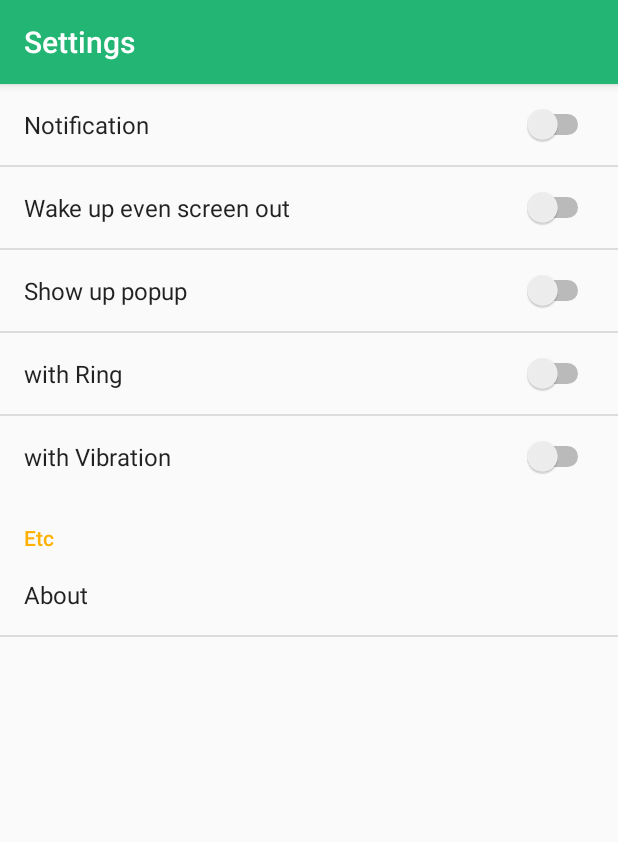
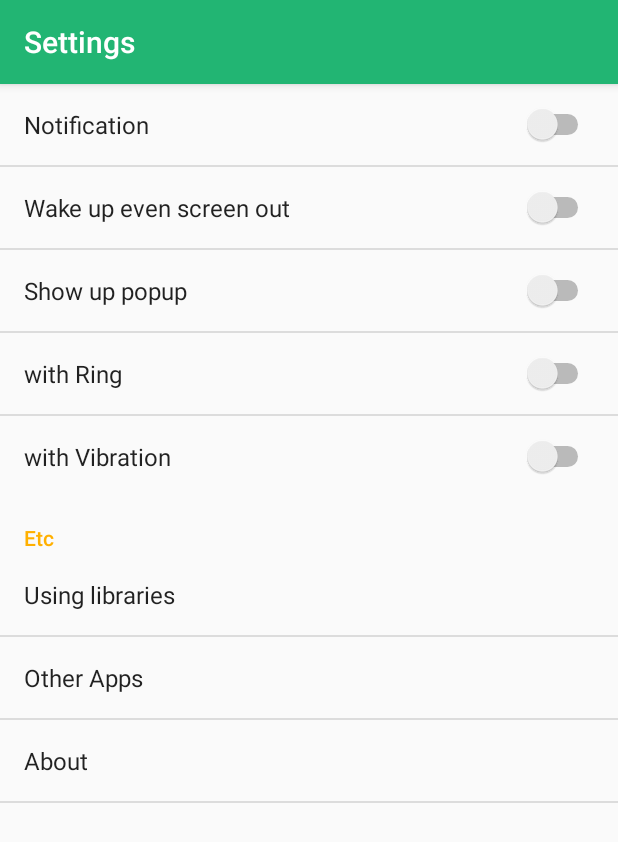
Before and after one commit to HoNKoT/WWWord, an Android app: the PreferenceActivity screen opened directly, with no data from a screen before it, on a phone screen of 412 x 824 dp. Shown: the top 842 px of the screen. Run offline under Robolectric (Android 15) with nearby library versions, the phone set to English and light mode, and no system bars; libraries missing offline, so code that uses them is left out: com.github.gfx.android; 11 statements that could not run were skipped.

Commit message:
Preferenceを整理

```diff
--- a/app/src/main/java/jp/honkot/exercize/basic/wwword/activity/PreferenceActivity.java
+++ b/app/src/main/java/jp/honkot/exercize/basic/wwword/activity/PreferenceActivity.java
@@ -1,6 +1,9 @@
 package jp.honkot.exercize.basic.wwword.activity;
 
+import android.content.ActivityNotFoundException;
 import android.content.DialogInterface;
+import android.content.Intent;
+import android.net.Uri;
 import android.os.Bundle;
 import android.preference.PreferenceFragment;
 import android.preference.SwitchPreference;
@@ -81,6 +84,12 @@ public class PreferenceActivity extends BaseActivity {
                             R.string.activity_preference_switch_ring_title));
             ringPref.setChecked(mPref.isRing());
             ringPref.setOnPreferenceChangeListener(ringClickListener);
+
+            findPreference(getString(R.string.activity_preference_libs))
+                    .setOnPreferenceClickListener(libsClickListener);
+
+            findPreference(getString(R.string.activity_preference_apps))
+                    .setOnPreferenceClickListener(appsClickListener);
 
             findPreference(getString(R.string.activity_preference_about))
                     .setOnPreferenceClickListener(aboutClickListener);
@@ -187,15 +196,26 @@ public class PreferenceActivity extends BaseActivity {
                     }
                 };
 
+        private android.preference.Preference.OnPreferenceClickListener libsClickListener =
+                preference -> {
+                    startActivity(new Intent(getActivity(), LibsActivity.class));
+                    return false;
+                };
+
+        private android.preference.Preference.OnPreferenceClickListener appsClickListener =
+                preference -> {
+                    try {
+                        startActivity(new Intent(Intent.ACTION_VIEW, Uri.parse("market://search?q=honkot")));
+                    } catch (ActivityNotFoundException e) {
+                        startActivity(new Intent(Intent.ACTION_VIEW, Uri.parse("https://play.google.com/store/apps/details?id=honkot")));
+                    }
+                    return false;
+                };
+
         private android.preference.Preference.OnPreferenceClickListener aboutClickListener =
-                new android.preference.Preference.OnPreferenceClickListener() {
-                    @Override
-                    public boolean onPreferenceClick(android.preference.Preference preference) {
-                        new AlertDialog.Builder(getActivity())
-                                .setView(getActivity().getLayoutInflater().inflate(R.layout.about, null))
-                                .show();
-                        return false;
-                    }
+                preference -> {
+                    startActivity(new Intent(getActivity(), AboutActivity.class));
+                    return false;
                 };
     }
 }
--- a/app/src/main/res/values/colors.xml
+++ b/app/src/main/res/values/colors.xml
@@ -3,4 +3,5 @@
     <color name="colorPrimary">#22b573</color>
     <color name="colorPrimaryDark">#009245</color>
     <color name="colorAccent">#ffb000</color>
+    <color name="colorTrans">#77000000</color>
 </resources>
--- a/app/src/main/res/values/strings.xml
+++ b/app/src/main/res/values/strings.xml
@@ -1,5 +1,4 @@
 <resources>
-    <string name="app_name">WWWord</string>
     <string name="api_base">https://od-api.oxforddictionaries.com/api/v1</string>
     <string name="api_id">50974be7</string>
     <string name="api_key">38da4c6505d9dab21093068b480c7097</string>
@@ -46,6 +45,8 @@
     <string name="activity_preference_switch_ring_title">with Vibration</string>
     <string name="activity_preference_switch_vib_title">with Ring</string>
     <string name="activity_preference_category_etc">Etc</string>
+    <string name="activity_preference_libs">Using libraries</string>
+    <string name="activity_preference_apps">Other Apps</string>
     <string name="activity_preference_about">About</string>
 
     <string name="activity_preference_about_copyright">Copyright &#169; 2017 HoNKoT\nAll Rights Reserved.</string>
--- a/app/src/main/res/values/styles.xml
+++ b/app/src/main/res/values/styles.xml
@@ -8,4 +8,16 @@
         <item name="colorAccent">@color/colorAccent</item>
     </style>
 
+    <style name="AppTheme.NoActionBar">
+        <item name="windowActionBar">false</item>
+        <item name="windowNoTitle">true</item>
+    </style>
+    <style name="Theme.AppCompat.Translucent" parent="AppTheme.NoActionBar">
+        <item name="android:windowNoTitle">true</item>
+        <item name="android:windowBackground">@color/colorTrans</item>
+        <item name="android:colorBackgroundCacheHint">@null</item>
+        <item name="android:windowIsTranslucent">true</item>
+        <item name="android:windowAnimationStyle">@android:style/Animation</item>
+    </style>
+
 </resources>
--- a/app/src/main/res/xml/preference.xml
+++ b/app/src/main/res/xml/preference.xml
@@ -20,6 +20,12 @@
     <PreferenceCategory
         android:title="@string/activity_preference_category_etc">
         <Preference
+            android:title="@string/activity_preference_libs"
+            android:key="@string/activity_preference_libs" />
+        <Preference
+            android:title="@string/activity_preference_apps"
+            android:key="@string/activity_preference_apps" />
+        <Preference
             android:title="@string/activity_preference_about"
             android:key="@string/activity_preference_about" />
     </PreferenceCategory>
```
Also changed, not shown: app/build.gradle (+6 -1 lines), app/src/main/AndroidManifest.xml (+16 -5 lines), app/src/main/java/jp/honkot/exercize/basic/wwword/activity/AboutActivity.java (added, +84 -0 lines), app/src/main/java/jp/honkot/exercize/basic/wwword/activity/LibsActivity.java (added, +22 -0 lines), app/src/main/res/layout/about.xml (+19 -0 lines), app/src/main/res/values/library_androidorma_strings.xml (added, +21 -0 lines), app/src/main/res/values/library_threetenabp_strings.xml (added, +21 -0 lines).
